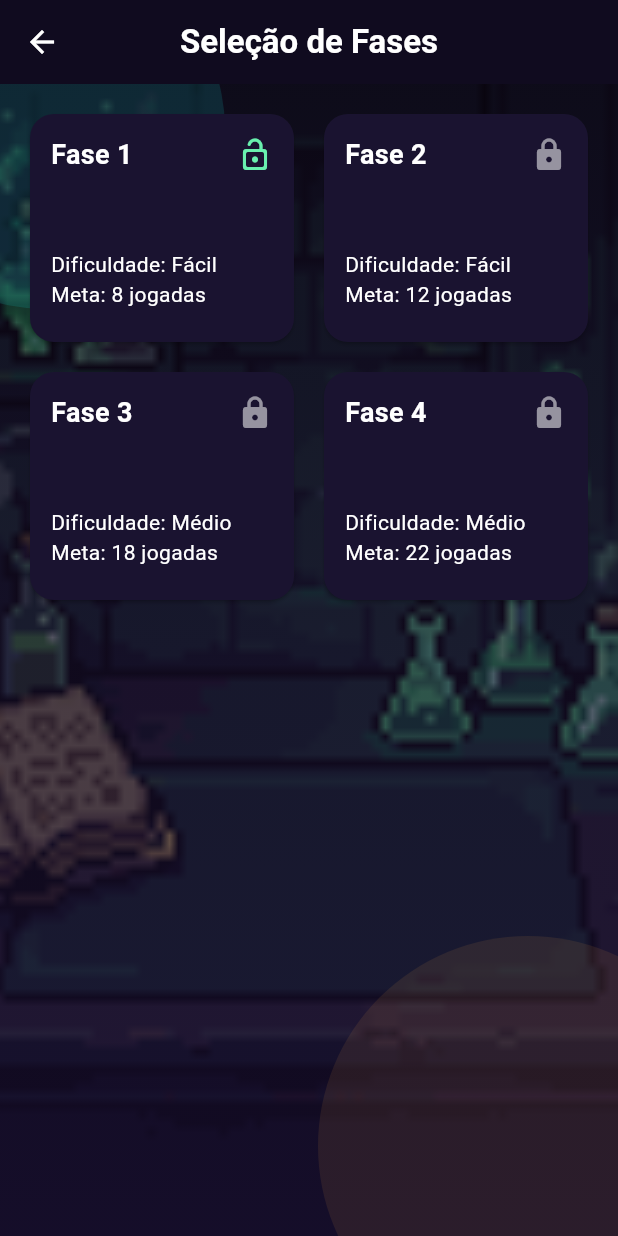
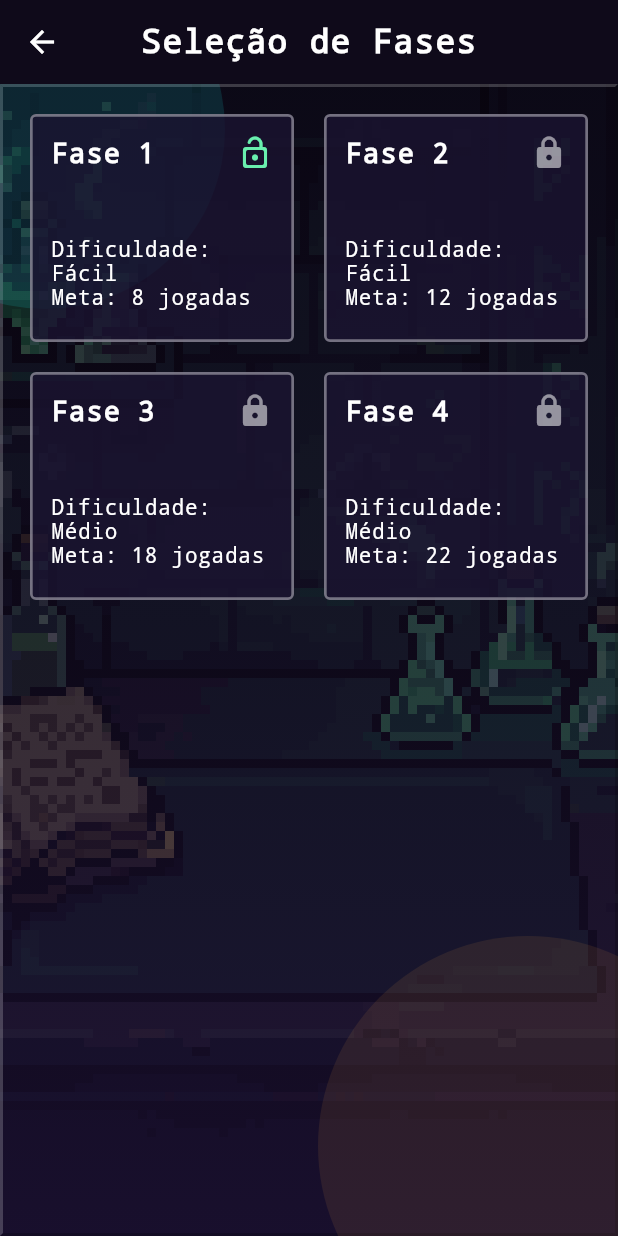
Before and after one commit to vinicius-pascoal/Alchemy-Sort, a Flutter app: the screen it shows after launch, after a tap on "Fases", on a phone screen of 412 x 824 dp. Run offline on Flutter 3.47's test engine with Material 3 defaults, Android fonts, the phone set to English and light mode, and no system bars; our stand-ins replace shared_preferences.

Commit message:
Revamp UI styles and component theming
Polish overall UI and component styling across the app. Updates include:

- app_theme.dart: tweak color palette, disable Material3, set monospace font, adjust text sizes/weights/letter-spacing, refine Elevated/Outlined/Text button themes, update card appearance (less elevation, smaller radii and subtle borders).
- arcane_background.dart: use filterQuality on background image, darken gradient colors and add a subtle border overlay for depth.
- game_page.dart: style move counter as a decorated container with adjusted typography and spacing.
- jar_widget.dart: tighten corner radii, strengthen borders, remove heavy glows and shadow blur in favor of subtle offsets for crisper layer visuals.
- home_page.dart: wrap main content in a decorated container, increase title emphasis with shadow/weight, adjust subtitle and button layouts and use outlined/settings icons variants.
- levels_page.dart: reduce item corner radii, increase title weight/letter spacing, add small typography tweaks to meta/difficulty labels.
- settings_page.dart: center content in a constrained decorated container, group switches, add actions to reset progress and restore settings (with SnackBar feedback), and swap some icons.

These changes focus on visual consistency, sharper contrast, and a more compact, modern look.

```diff
--- a/lib/core/theme/app_theme.dart
+++ b/lib/core/theme/app_theme.dart
@@ -2,46 +2,83 @@ import 'package:flutter/material.dart';
 
 class AppTheme {
   static ThemeData build() {
-    const bg = Color(0xFF100B1F);
-    const primary = Color(0xFF43C5B8);
-    const secondary = Color(0xFFF5BE65);
+    const bg = Color(0xFF0F0A1A);
+    const primary = Color(0xFF56E2C7);
+    const secondary = Color(0xFFFFC76B);
 
     return ThemeData(
-      useMaterial3: true,
+      useMaterial3: false,
+      fontFamily: 'monospace',
       colorScheme: const ColorScheme.dark(
         primary: primary,
         secondary: secondary,
-        surface: Color(0xFF1C1531),
+        surface: Color(0xFF1B1530),
       ),
       scaffoldBackgroundColor: bg,
       appBarTheme: const AppBarTheme(
         backgroundColor: Colors.transparent,
         foregroundColor: Colors.white,
         centerTitle: true,
+        elevation: 0,
       ),
       textTheme: const TextTheme(
         headlineLarge: TextStyle(
-          fontSize: 38,
+          fontSize: 36,
+          fontWeight: FontWeight.w900,
+          letterSpacing: 1.4,
+        ),
+        titleLarge: TextStyle(
+          fontSize: 22,
           fontWeight: FontWeight.w800,
-          letterSpacing: 0.6,
+          letterSpacing: 0.8,
         ),
-        titleLarge: TextStyle(fontSize: 22, fontWeight: FontWeight.w700),
       ),
       elevatedButtonTheme: ElevatedButtonThemeData(
         style: ElevatedButton.styleFrom(
           backgroundColor: primary,
           foregroundColor: const Color(0xFF0D0820),
-          minimumSize: const Size(180, 52),
-          textStyle: const TextStyle(fontSize: 18, fontWeight: FontWeight.w700),
+          minimumSize: const Size(190, 52),
+          elevation: 0,
+          textStyle: const TextStyle(
+            fontSize: 17,
+            fontWeight: FontWeight.w900,
+            letterSpacing: 0.8,
+          ),
           shape: RoundedRectangleBorder(
-            borderRadius: BorderRadius.circular(14),
+            borderRadius: BorderRadius.circular(3),
+            side: BorderSide(color: Color(0xFF0D0820), width: 2),
+          ),
+        ),
+      ),
+      outlinedButtonTheme: OutlinedButtonThemeData(
+        style: OutlinedButton.styleFrom(
+          minimumSize: const Size(190, 52),
+          foregroundColor: secondary,
+          side: const BorderSide(color: secondary, width: 2),
+          textStyle: const TextStyle(
+            fontSize: 17,
+            fontWeight: FontWeight.w900,
+            letterSpacing: 0.8,
+          ),
+          shape: RoundedRectangleBorder(borderRadius: BorderRadius.circular(3)),
+        ),
+      ),
+      textButtonTheme: TextButtonThemeData(
+        style: TextButton.styleFrom(
+          foregroundColor: Colors.white,
+          textStyle: const TextStyle(
+            fontWeight: FontWeight.w800,
+            letterSpacing: 0.7,
           ),
         ),
       ),
       cardTheme: CardThemeData(
-        color: const Color(0xFF1A1330),
-        elevation: 1,
-        shape: RoundedRectangleBorder(borderRadius: BorderRadius.circular(16)),
+        color: const Color(0xCC1A1330),
+        elevation: 0,
+        shape: RoundedRectangleBorder(
+          borderRadius: BorderRadius.circular(4),
+          side: const BorderSide(color: Color(0x66FFFFFF), width: 1.8),
+        ),
       ),
     );
   }
--- a/lib/core/widgets/arcane_background.dart
+++ b/lib/core/widgets/arcane_background.dart
@@ -15,13 +15,27 @@ class ArcaneBackground extends StatelessWidget {
     return Stack(
       fit: StackFit.expand,
       children: [
-        Image.asset('assets/imgs/fundo.png', fit: BoxFit.cover),
+        Image.asset(
+          'assets/imgs/fundo.png',
+          fit: BoxFit.cover,
+          filterQuality: FilterQuality.none,
+        ),
         const DecoratedBox(
           decoration: BoxDecoration(
             gradient: LinearGradient(
-              colors: [Color(0xAA080510), Color(0xAA120C24), Color(0xAA160E2F)],
+              colors: [Color(0xBF07040F), Color(0xC20F0A1D), Color(0xC71A1031)],
               begin: Alignment.topCenter,
               end: Alignment.bottomCenter,
+            ),
+          ),
+        ),
+        const DecoratedBox(
+          decoration: BoxDecoration(
+            border: Border(
+              top: BorderSide(color: Color(0x33FFFFFF), width: 2),
+              left: BorderSide(color: Color(0x33FFFFFF), width: 2),
+              right: BorderSide(color: Color(0x33000000), width: 2),
+              bottom: BorderSide(color: Color(0x33000000), width: 2),
             ),
           ),
         ),
--- a/lib/features/game/presentation/pages/game_page.dart
+++ b/lib/features/game/presentation/pages/game_page.dart
@@ -111,11 +111,25 @@ class _GamePageState extends State<GamePage> {
             child: Column(
               children: [
                 const SizedBox(height: 8),
-                Text(
-                  'Movimentos: ${_controller.moveCount}',
-                  style: const TextStyle(
-                    fontSize: 20,
-                    fontWeight: FontWeight.w700,
+                Container(
+                  padding: const EdgeInsets.symmetric(
+                    horizontal: 14,
+                    vertical: 8,
+                  ),
+                  decoration: BoxDecoration(
+                    color: const Color(0xB31B1530),
+                    border: Border.all(
+                      color: const Color(0x88FFFFFF),
+                      width: 2,
+                    ),
+                  ),
+                  child: Text(
+                    'Movimentos: ${_controller.moveCount}',
+                    style: const TextStyle(
+                      fontSize: 18,
+                      fontWeight: FontWeight.w900,
+                      letterSpacing: 0.8,
+                    ),
                   ),
                 ),
                 const SizedBox(height: 16),
--- a/lib/features/game/presentation/widgets/jar_widget.dart
+++ b/lib/features/game/presentation/widgets/jar_widget.dart
@@ -27,12 +27,12 @@ class JarWidget extends StatelessWidget {
         width: width,
         height: height,
         decoration: BoxDecoration(
-          borderRadius: BorderRadius.circular(20),
+          borderRadius: BorderRadius.circular(4),
           border: Border.all(
             color: isSelected
                 ? const Color(0xFFF5BE65)
                 : const Color(0xAAFFFFFF),
-            width: isSelected ? 2.4 : 1.4,
+            width: isSelected ? 3 : 2,
           ),
           gradient: LinearGradient(
             colors: [Colors.white.withAlpha(26), Colors.white.withAlpha(10)],
@@ -43,8 +43,9 @@ class JarWidget extends StatelessWidget {
             if (isSelected)
               BoxShadow(
                 color: const Color(0xFFF5BE65).withAlpha(60),
-                blurRadius: 18,
-                spreadRadius: 2,
+                blurRadius: 0,
+                spreadRadius: 1,
+                offset: const Offset(2, 2),
               ),
           ],
         ),
@@ -63,11 +64,16 @@ class JarWidget extends StatelessWidget {
                       height: layerHeight - 2,
                       decoration: BoxDecoration(
                         color: jar.layers[i].color,
-                        borderRadius: BorderRadius.circular(8),
+                        borderRadius: BorderRadius.circular(1),
+                        border: Border.all(
+                          color: Colors.black.withAlpha(85),
+                          width: 1,
+                        ),
                         boxShadow: [
                           BoxShadow(
                             color: jar.layers[i].color.withAlpha(120),
-                            blurRadius: 8,
+                            blurRadius: 0,
+                            offset: const Offset(1, 1),
                           ),
                         ],
                       ),
--- a/lib/features/home/presentation/pages/home_page.dart
+++ b/lib/features/home/presentation/pages/home_page.dart
@@ -13,16 +13,40 @@ class HomePage extends StatelessWidget {
           child: Center(
             child: Padding(
               padding: const EdgeInsets.symmetric(horizontal: 24),
+              child: Container(
+                padding: const EdgeInsets.symmetric(
+                  horizontal: 20,
+                  vertical: 24,
+                ),
+                decoration: BoxDecoration(
+                  color: const Color(0xB21A1330),
+                  border: Border.all(color: const Color(0x99FFFFFF), width: 2),
+                  boxShadow: const [
+                    BoxShadow(
+                      color: Color(0xAA05030E),
+                      blurRadius: 0,
+                      spreadRadius: 3,
+                      offset: Offset(4, 4),
+                    ),
+                  ],
+                ),
                 child: Column(
                   mainAxisSize: MainAxisSize.min,
                   children: [
                     const Text(
                       'Alchemy Sort',
+                      textAlign: TextAlign.center,
                       style: TextStyle(
                         fontSize: 42,
-                      fontWeight: FontWeight.w800,
+                        fontWeight: FontWeight.w900,
                         color: Colors.white,
-                      letterSpacing: 1,
+                        letterSpacing: 1.4,
+                        shadows: [
+                          Shadow(
+                            color: Color(0xCC000000),
+                            offset: Offset(2, 2),
+                          ),
+                        ],
                       ),
                     ),
                     const SizedBox(height: 10),
@@ -30,8 +54,10 @@ class HomePage extends StatelessWidget {
                       'Ordene os elixires e domine o laboratório arcano',
                       textAlign: TextAlign.center,
                       style: TextStyle(
-                      fontSize: 16,
-                      color: Colors.white.withAlpha(210),
+                        fontSize: 14,
+                        fontWeight: FontWeight.w700,
+                        letterSpacing: 0.6,
+                        color: Colors.white.withAlpha(225),
                       ),
                     ),
                     const SizedBox(height: 38),
@@ -44,25 +70,13 @@ class HomePage extends StatelessWidget {
                     OutlinedButton(
                       onPressed: () =>
                           Navigator.pushNamed(context, AppRoutes.levels),
-                    style: OutlinedButton.styleFrom(
-                      minimumSize: const Size(180, 52),
-                      side: const BorderSide(color: Color(0xFFF5BE65)),
-                      foregroundColor: const Color(0xFFF5BE65),
-                      textStyle: const TextStyle(
-                        fontSize: 17,
-                        fontWeight: FontWeight.w700,
-                      ),
-                      shape: RoundedRectangleBorder(
-                        borderRadius: BorderRadius.circular(14),
-                      ),
-                    ),
                       child: const Text('Fases'),
                     ),
                     const SizedBox(height: 14),
                     TextButton.icon(
                       onPressed: () =>
                           Navigator.pushNamed(context, AppRoutes.settings),
-                    icon: const Icon(Icons.settings),
+                      icon: const Icon(Icons.settings_outlined),
                       label: const Text('Configurações'),
                     ),
                   ],
@@ -71,6 +85,7 @@ class HomePage extends StatelessWidget {
             ),
           ),
         ),
+      ),
     );
   }
 }
--- a/lib/features/levels/presentation/pages/levels_page.dart
+++ b/lib/features/levels/presentation/pages/levels_page.dart
@@ -32,7 +32,7 @@ class LevelsPage extends StatelessWidget {
               final completed = progress.isCompleted(level.id);
 
               return InkWell(
-                borderRadius: BorderRadius.circular(16),
+                borderRadius: BorderRadius.circular(4),
                 onTap: unlocked
                     ? () => Navigator.pushNamed(
                         context,
@@ -53,7 +53,8 @@ class LevelsPage extends StatelessWidget {
                               'Fase ${level.id}',
                               style: const TextStyle(
                                 fontSize: 18,
-                                fontWeight: FontWeight.w700,
+                                fontWeight: FontWeight.w900,
+                                letterSpacing: 0.8,
                               ),
                             ),
                             Icon(
@@ -67,8 +68,14 @@ class LevelsPage extends StatelessWidget {
                           ],
                         ),
                         const Spacer(),
-                        Text('Dificuldade: ${level.difficulty}'),
-                        Text('Meta: ${level.estimatedMoves} jogadas'),
+                        Text(
+                          'Dificuldade: ${level.difficulty}',
+                          style: const TextStyle(letterSpacing: 0.5),
+                        ),
+                        Text(
+                          'Meta: ${level.estimatedMoves} jogadas',
+                          style: const TextStyle(letterSpacing: 0.5),
+                        ),
                         const SizedBox(height: 8),
                         if (completed)
                           const Row(
--- a/lib/features/settings/presentation/pages/settings_page.dart
+++ b/lib/features/settings/presentation/pages/settings_page.dart
@@ -14,8 +14,18 @@ class SettingsPage extends StatelessWidget {
     return Scaffold(
       appBar: AppBar(title: const Text('Configurações')),
       body: ArcaneBackground(
+        child: Center(
+          child: ConstrainedBox(
+            constraints: const BoxConstraints(maxWidth: 520),
+            child: Container(
+              margin: const EdgeInsets.all(16),
+              padding: const EdgeInsets.all(12),
+              decoration: BoxDecoration(
+                color: const Color(0xB31B1530),
+                border: Border.all(color: const Color(0x88FFFFFF), width: 2),
+              ),
               child: ListView(
-          padding: const EdgeInsets.all(16),
+                shrinkWrap: true,
                 children: [
                   SwitchListTile.adaptive(
                     value: settings.soundEnabled,
@@ -54,7 +64,9 @@ class SettingsPage extends StatelessWidget {
                         return;
                       }
                       ScaffoldMessenger.of(context).showSnackBar(
-                  const SnackBar(content: Text('Configurações restauradas.')),
+                        const SnackBar(
+                          content: Text('Configurações restauradas.'),
+                        ),
                       );
                     },
                     icon: const Icon(Icons.restart_alt),
@@ -63,6 +75,9 @@ class SettingsPage extends StatelessWidget {
                 ],
               ),
             ),
+          ),
+        ),
+      ),
     );
   }
 }
```
Lines whose indentation alone changed are shown as unchanged.
